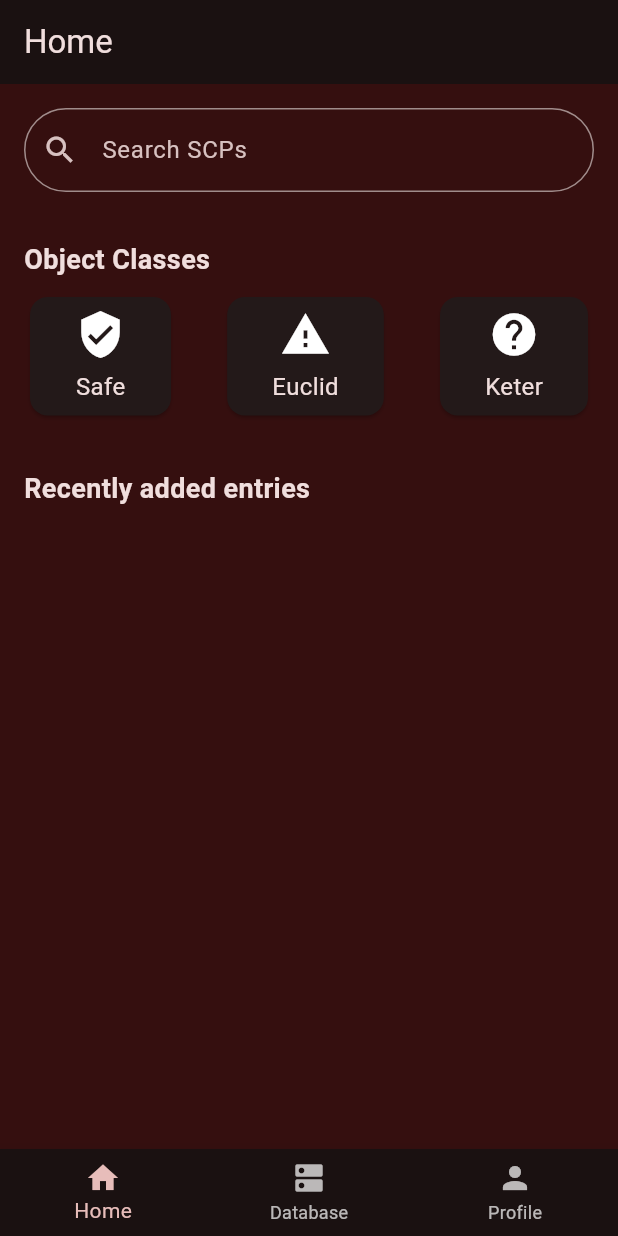
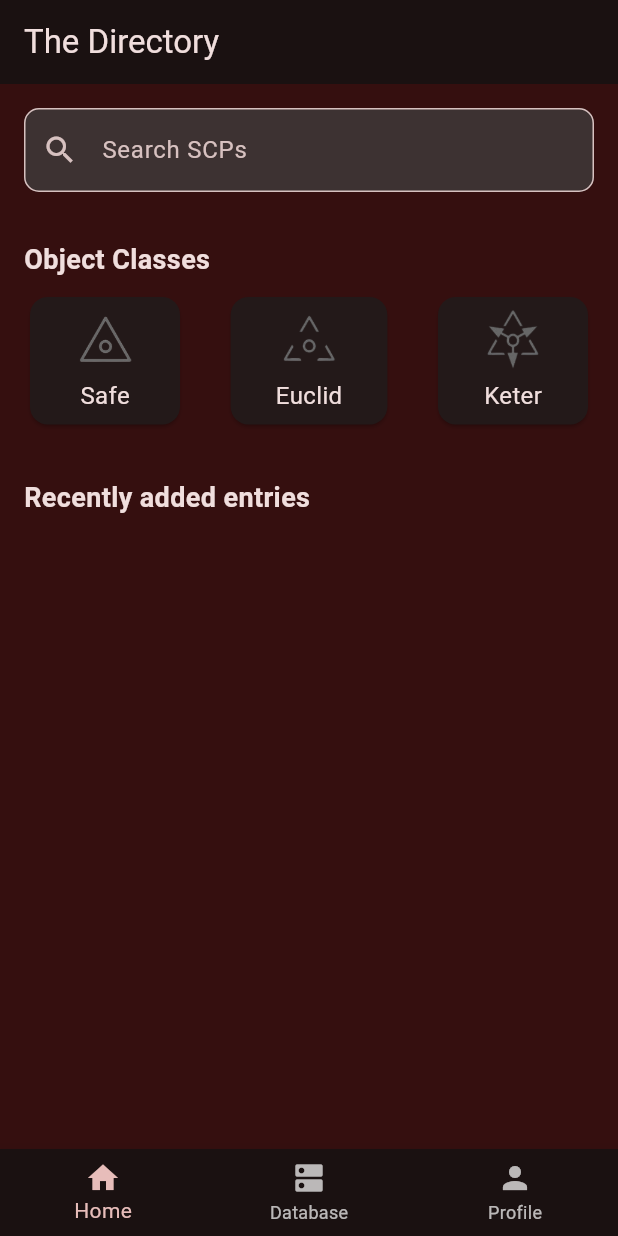
Before and after one commit to glitchcodes/crud-app-flutter, a Flutter app: the screen it shows after launch, on a phone screen of 412 x 824 dp. Run offline on Flutter 3.47's test engine with Material 3 defaults, Android fonts, the phone set to English and light mode, and no system bars; our stand-ins replace cloud_firestore, firebase_core; accounts and stored records are empty.

Commit message:
ui: modularize widgets in home screen

```diff
--- a/lib/views/home_screen.dart
+++ b/lib/views/home_screen.dart
@@ -1,5 +1,8 @@
-import 'package:crud_app/services/firebase_service.dart';
 import 'package:flutter/material.dart';
+
+import '../widgets/search_scp.dart';
+import '../widgets/object_class_categories.dart';
+import '../widgets/recent_scp_list.dart';
 
 class HomeScreen extends StatefulWidget {
   const HomeScreen({super.key});
@@ -13,12 +16,12 @@ class _HomeScreenState extends State<HomeScreen> {
   Widget build(BuildContext context) {
     return Scaffold(
       appBar: AppBar(
-        title: const Text('Home'),
+        title: const Text('The Directory'),
       ),
       body: SingleChildScrollView(
         child: Column(
           children: [
-            SearchBar(),
+            SearchSCP(),
             ObjectClassCategories(),
             RecentSCP()
           ],
@@ -27,183 +30,3 @@ class _HomeScreenState extends State<HomeScreen> {
     );
   }
 }
-
-class SearchBar extends StatelessWidget {
-  const SearchBar({super.key});
-
-  @override
-  Widget build(BuildContext context) {
-    return Container(
-      padding: EdgeInsets.all(16),
-      child: TextField(
-        decoration: InputDecoration(
-          labelText: 'Search SCPs',
-          border: OutlineInputBorder(
-            borderRadius: BorderRadius.circular(100)
-          ),
-          prefixIcon: Icon(Icons.search)
-        ),
-      ),
-    );
-  }
-}
-
-class ObjectClassCategories extends StatelessWidget {
-  ObjectClassCategories({super.key});
-
-  final objectClasses = [
-    { 'icon': Icons.verified_user, 'label': 'Safe' },
-    { 'icon': Icons.warning, 'label': 'Euclid' },
-    { 'icon': Icons.help, 'label': 'Keter' },
-  ];
-
-  @override
-  Widget build(BuildContext context) {
-    return Container(
-      padding: EdgeInsets.all(16),
-      child: Column(
-        children: [
-          Align(
-            alignment: Alignment.centerLeft,
-            child: Text(
-              'Object Classes',
-              style: TextStyle(
-                fontSize: 18,
-                fontWeight: FontWeight.bold
-              ),
-            ),
-          ),
-          SizedBox(height: 8),
-          Row(
-              mainAxisAlignment: MainAxisAlignment.spaceBetween,
-              children: List.generate(objectClasses.length, (index) {
-                final item = objectClasses[index];
-
-                return Card(
-                    child: InkWell(
-                      onTap: () {},
-                      customBorder: RoundedRectangleBorder(
-                          borderRadius: BorderRadius.circular(8)
-                      ),
-                      child: Padding(
-                          padding: const EdgeInsets.symmetric(
-                              horizontal: 30,
-                              vertical: 8
-                          ),
-                          child: Column(
-                            mainAxisSize: MainAxisSize.min,
-                            children: [
-                              Icon(
-                                item['icon'] as IconData,
-                                size: 34,
-                              ),
-                              SizedBox(height: 6),
-                              Text(
-                                item['label'] as String,
-                                style: TextStyle(
-                                    fontSize: 16
-                                ),
-                              )
-                            ],
-                          )
-                      ),
-                    )
-                );
-              })
-          ),
-        ],
-      )
-    );
-  }
-}
-
-class RecentSCP extends StatefulWidget {
-  const RecentSCP({super.key});
-
-  @override
-  State<RecentSCP> createState() => _RecentSCPState();
-}
-
-class _RecentSCPState extends State<RecentSCP> {
-  final FirebaseService _firebaseService = FirebaseService();
-
-  @override
-  Widget build(BuildContext context) {
-    return Container(
-      padding: EdgeInsets.all(16),
-      child: Column(
-        mainAxisSize: MainAxisSize.min,
-        children: [
-          Align(
-            alignment: Alignment.centerLeft,
-            child: Text(
-              'Recently added entries',
-              style: TextStyle(
-                fontSize: 18,
-                fontWeight: FontWeight.bold
-              ),
-            ),
-          ),
-          SizedBox(height: 8),
-          StreamBuilder(
-            stream: _firebaseService.getRecentSCPItems(),
-            builder: (context, snapshot) {
-              if (snapshot.connectionState == ConnectionState.waiting) {
-                return const Center(child: CircularProgressIndicator());
-              }
-
-              if (snapshot.hasError) {
-                return Center(child: Text('Error: ${snapshot.error}'));
-              }
-
-              final scpItems = snapshot.data?.docs ?? [];
-
-              return ListView.builder(
-                shrinkWrap: true,
-                itemCount: scpItems.length,
-                itemBuilder: (context, index) {
-                  final docId = scpItems[index].id;
-                  final data = scpItems[index].data() as Map<String, dynamic>;
-
-                  return Card(
-                    child: InkWell(
-                        onTap: () {},
-                        customBorder: RoundedRectangleBorder(
-                            borderRadius: BorderRadius.circular(8)
-                        ),
-                        child: Padding(
-                            padding: EdgeInsets.all(16),
-                            child: Column(
-                              children: [
-                                Align(
-                                  alignment: Alignment.centerLeft,
-                                  child: Text(
-                                    data['title'],
-                                    style: TextStyle(
-                                      fontWeight: FontWeight.bold
-                                    ),
-                                  )
-                                ),
-                                SizedBox(height: 5),
-                                Align(
-                                  alignment: Alignment.centerLeft,
-                                  child: Text(
-                                    data['description'],
-                                    overflow: TextOverflow.ellipsis,
-                                    maxLines: 2,
-                                  )
-                                ),
-                              ],
-                            )
-                        )
-                    ),
-                  );
-                }
-              );
-            }
-          ),
-        ],
-      ),
-    );
-  }
-}
--- /dev/null
+++ b/lib/widgets/object_class_categories.dart
@@ -0,0 +1,75 @@
+import 'package:flutter/material.dart';
+
+class ObjectClassCategories extends StatelessWidget {
+  ObjectClassCategories({super.key});
+
+  final objectClasses = [
+    { 'icon': 'assets/images/safe-class.png', 'label': 'Safe' },
+    { 'icon': 'assets/images/euclid-class.png', 'label': 'Euclid' },
+    { 'icon': 'assets/images/keter-class.png', 'label': 'Keter' },
+  ];
+
+  @override
+  Widget build(BuildContext context) {
+    return Container(
+        padding: EdgeInsets.all(16),
+        child: Column(
+          children: [
+            Align(
+              alignment: Alignment.centerLeft,
+              child: Text(
+                'Object Classes',
+                style: TextStyle(
+                    fontSize: 18,
+                    fontWeight: FontWeight.bold
+                ),
+              ),
+            ),
+            SizedBox(height: 8),
+            Row(
+                mainAxisAlignment: MainAxisAlignment.spaceBetween,
+                children: List.generate(objectClasses.length, (index) {
+                  final item = objectClasses[index];
+
+                  return Card(
+                      child: InkWell(
+                        onTap: () {},
+                        customBorder: RoundedRectangleBorder(
+                            borderRadius: BorderRadius.circular(8)
+                        ),
+                        child: Padding(
+                            padding: const EdgeInsets.symmetric(
+                                horizontal: 30,
+                                vertical: 8
+                            ),
+                            child: Column(
+                              mainAxisSize: MainAxisSize.min,
+                              children: [
+                                Image.asset(
+                                  item['icon'] as String,
+                                  width: 40,
+                                  height: 40,
+                                ),
+                                // Icon(
+                                //   item['icon'] as IconData,
+                                //   size: 34,
+                                // ),
+                                SizedBox(height: 6),
+                                Text(
+                                  item['label'] as String,
+                                  style: TextStyle(
+                                      fontSize: 16
+                                  ),
+                                )
+                              ],
+                            )
+                        ),
+                      )
+                  );
+                })
+            ),
+          ],
+        )
+    );
+  }
+}
--- /dev/null
+++ b/lib/widgets/search_scp.dart
@@ -0,0 +1,23 @@
+import 'package:flutter/material.dart';
+
+class SearchSCP extends StatelessWidget {
+  const SearchSCP({super.key});
+
+  @override
+  Widget build(BuildContext context) {
+    return Container(
+      padding: EdgeInsets.all(16),
+      child: TextField(
+        decoration: InputDecoration(
+            labelText: 'Search SCPs',
+            floatingLabelBehavior: FloatingLabelBehavior.never,
+            filled: true,
+            border: OutlineInputBorder(
+                borderRadius: BorderRadius.circular(10)
+            ),
+            prefixIcon: Icon(Icons.search)
+        ),
+      ),
+    );
+  }
+}
--- a/pubspec.yaml
+++ b/pubspec.yaml
@@ -66,6 +66,10 @@ flutter:
   # assets:
   #   - images/a_dot_burr.jpeg
   #   - images/a_dot_ham.jpeg
+  assets:
+    - assets/images/safe-class.png
+    - assets/images/euclid-class.png
+    - assets/images/keter-class.png
 
   # An image asset can refer to one or more resolution-specific "variants", see
   # https://flutter.dev/to/resolution-aware-images
```
Also changed, not shown: lib/widgets/recent_scp_list.dart (added, +135 -0 lines), assets/images/euclid-class.png (added), assets/images/keter-class.png (added), assets/images/safe-class.png (added).
